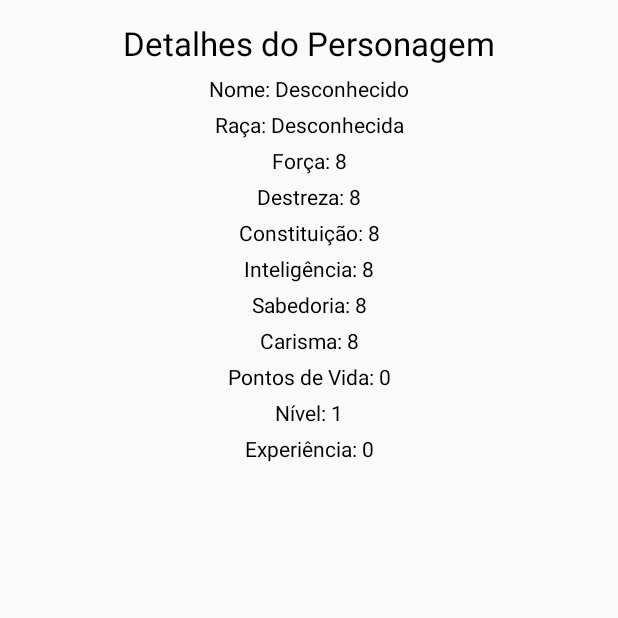
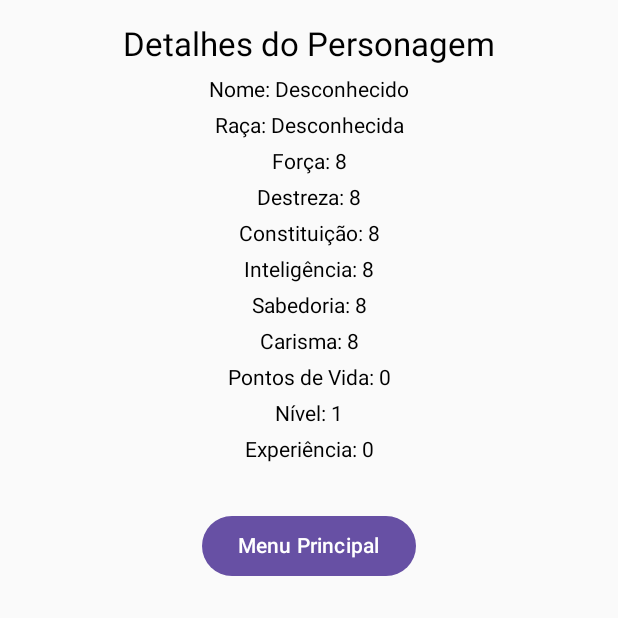
Before and after one commit to realcloso/ddfront, an Android app built with Jetpack Compose: the ShowCharacterActivity screen opened directly, with no data from a screen before it, on a phone screen of 412 x 824 dp, the top half of it. Run offline under Robolectric (Android 15) with nearby library versions, the phone set to English and light mode, and no system bars; 2 statements that could not run were skipped.

Commit message:
Adding "Menu Principal" button to ShowCharacterActivity

```diff
--- a/app/src/main/java/up/ddm/EditCharacterScreen.kt
+++ b/app/src/main/java/up/ddm/EditCharacterScreen.kt
@@ -8,7 +8,6 @@ import androidx.compose.runtime.*
 import androidx.compose.ui.Alignment
 import androidx.compose.ui.Modifier
 import androidx.compose.ui.unit.dp
-import up.ddm.GameCharacterEntity
 
 @Composable
 fun EditCharacterScreen(
--- a/app/src/main/java/up/ddm/ShowCharacterActivity.kt
+++ b/app/src/main/java/up/ddm/ShowCharacterActivity.kt
@@ -1,9 +1,11 @@
 package up.ddm
 
+import android.content.Intent
 import android.os.Bundle
 import androidx.activity.ComponentActivity
 import androidx.activity.compose.setContent
 import androidx.compose.foundation.layout.*
+import androidx.compose.material3.Button
 import androidx.compose.material3.MaterialTheme
 import androidx.compose.material3.Text
 import androidx.compose.runtime.Composable
@@ -27,7 +29,6 @@ class ShowCharacterActivity : ComponentActivity() {
             val characterLevel = intent.getIntExtra("CHARACTER_LEVEL", 1)
             val characterRace = intent.getStringExtra("CHARACTER_RACE") ?: "Desconhecida"
 
-            // Calcular os pontos de vida com base na Constituição
             val characterLifePoints = calculateLifePoints(characterConstitution)
 
             ShowCharacterScreen(
@@ -42,15 +43,18 @@ class ShowCharacterActivity : ComponentActivity() {
                 characterLevel,
                 characterLifePoints,
                 characterRace
-            )
+            ) {
+                // Navigate to HomeActivity instead of HomeScreen
+                val intent = Intent(this, HomeActivity::class.java)
+                startActivity(intent)
+                finish() // Optionally close the current activity
+            }
         }
     }
 
     private fun calculateLifePoints(constitution: Int): Int {
-        // Obtém o modificador da Constituição
         val constitutionModifier = AttributeModifiers.modifiers[constitution] ?: 0
-        // Cálculo dos pontos de vida
-        return 10 + constitutionModifier // Base de 10 pontos de vida + modificador
+        return 10 + constitutionModifier
     }
 }
 
@@ -66,7 +70,8 @@ fun ShowCharacterScreen(
     experiencePoints: Int,
     level: Int,
     lifePoints: Int,
-    race: String
+    race: String,
+    onBackToHomeClick: () -> Unit // Add a callback parameter for the button
 ) {
     Column(
         modifier = Modifier
@@ -87,5 +92,11 @@ fun ShowCharacterScreen(
         Text("Pontos de Vida: $lifePoints")
         Text("Nível: $level")
         Text("Experiência: $experiencePoints")
+
+        Spacer(modifier = Modifier.height(16.dp))
+
+        Button(onClick = onBackToHomeClick) {
+            Text("Menu Principal")
+        }
     }
 }
```
